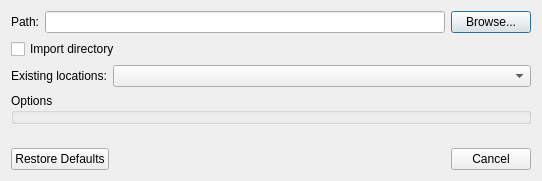
Qt form src/PluginManager/src/BasicLocationImportDialog.ui (till213/SkyDolly) before a commit.
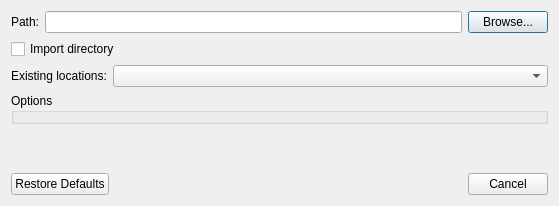
The same form after that commit.

```diff
--- a/src/PluginManager/src/BasicLocationImportDialog.ui
+++ b/src/PluginManager/src/BasicLocationImportDialog.ui
@@ -6,8 +6,8 @@
    <rect>
     <x>0</x>
     <y>0</y>
-    <width>538</width>
-    <height>181</height>
+    <width>559</width>
+    <height>206</height>
    </rect>
   </property>
   <property name="windowTitle">
```
Left out of the diff: 6 changed lines with no effect on the pictures.
